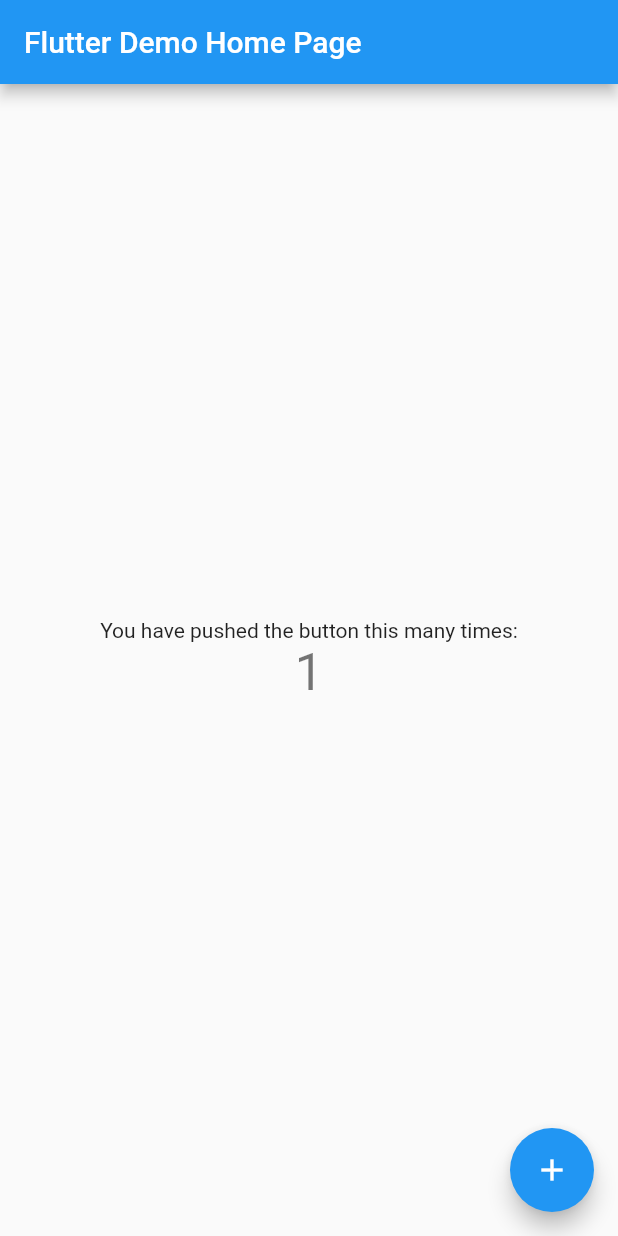
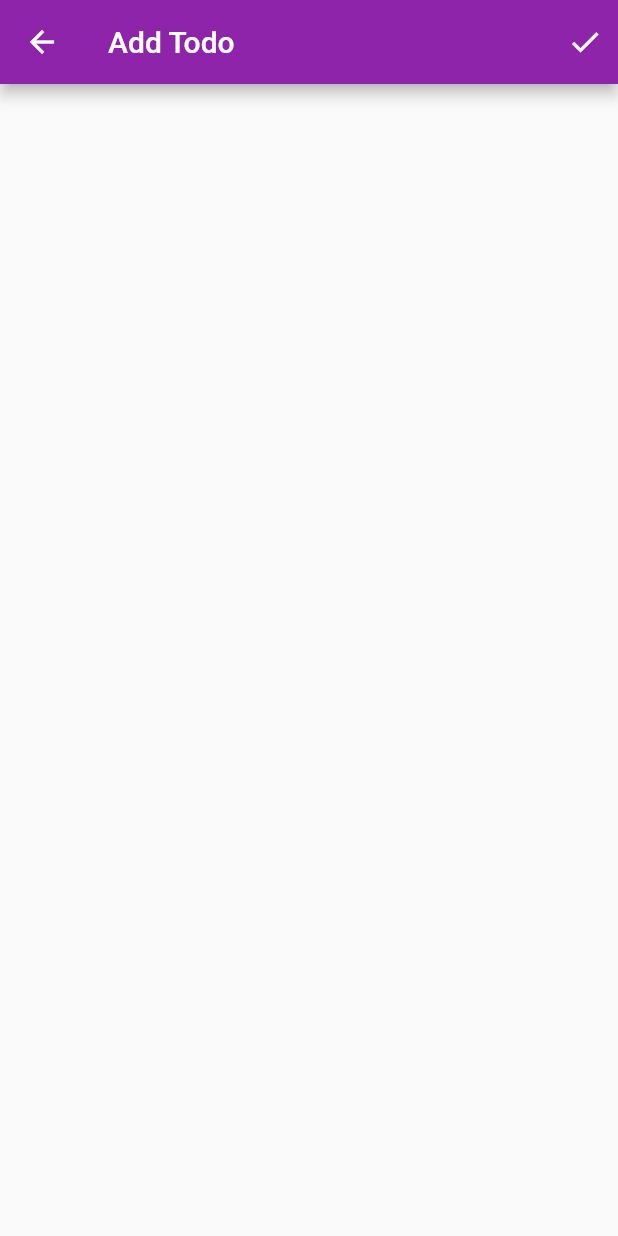
Before and after one commit to anggaaprianda04/todo_app, a Flutter app: the screen it shows after launch, after a tap on the "add" icon, on a phone screen of 412 x 824 dp. Run offline on Flutter 3.47's test engine with Material 2 defaults, Android fonts, the phone set to English and light mode, and no system bars.

Commit message:
add page todo

```diff
--- /dev/null
+++ b/todo_app/lib/add_todo_page.dart
@@ -0,0 +1,25 @@
+import 'package:flutter/material.dart';
+import 'package:flutter/src/widgets/container.dart';
+import 'package:flutter/src/widgets/framework.dart';
+
+class AddTodoPage extends StatelessWidget {
+  const AddTodoPage({super.key});
+
+  @override
+  Widget build(BuildContext context) {
+    return Scaffold(
+      appBar: AppBar(
+          backgroundColor: Colors.purple[600],
+          automaticallyImplyLeading: true,
+          title: Text('Add Todo'),
+          actions: [
+            Padding(
+              padding: const EdgeInsets.only(right: 10),
+              child: GestureDetector(
+                child: Icon(Icons.done),
+              ),
+            ),
+          ]),
+    );
+  }
+}
--- /dev/null
+++ b/todo_app/lib/home_page.dart
@@ -0,0 +1,31 @@
+import 'package:flutter/material.dart';
+import 'package:flutter/src/widgets/container.dart';
+import 'package:flutter/src/widgets/framework.dart';
+import 'package:todo_app/add_todo_page.dart';
+
+class HomePage extends StatelessWidget {
+  const HomePage({super.key});
+
+  @override
+  Widget build(BuildContext context) {
+    return Scaffold(
+      appBar: AppBar(
+        backgroundColor: Colors.purple[600],
+        title: const Text('Aplikasi Todo List Sederhana'),
+      ),
+      floatingActionButton: FloatingActionButton(
+        backgroundColor: Colors.purple[600],
+        child: Icon(
+          Icons.add,
+        ),
+        onPressed: () {
+          Navigator.push(
+              context,
+              MaterialPageRoute(
+                builder: (context) => AddTodoPage(),
+              ));
+        },
+      ),
+    );
+  }
+}
--- a/todo_app/lib/main.dart
+++ b/todo_app/lib/main.dart
@@ -1,4 +1,5 @@
 import 'package:flutter/material.dart';
+import 'package:todo_app/home_page.dart';
 
 void main() {
   runApp(const MyApp());
@@ -7,109 +8,11 @@ void main() {
 class MyApp extends StatelessWidget {
   const MyApp({super.key});
 
-  // This widget is the root of your application.
   @override
   Widget build(BuildContext context) {
-    return MaterialApp(
-      title: 'Flutter Demo',
-      theme: ThemeData(
-        // This is the theme of your application.
-        //
-        // Try running your application with "flutter run". You'll see the
-        // application has a blue toolbar. Then, without quitting the app, try
-        // changing the primarySwatch below to Colors.green and then invoke
-        // "hot reload" (press "r" in the console where you ran "flutter run",
-        // or simply save your changes to "hot reload" in a Flutter IDE).
-        // Notice that the counter didn't reset back to zero; the application
-        // is not restarted.
-        primarySwatch: Colors.blue,
-      ),
-      home: const MyHomePage(title: 'Flutter Demo Home Page'),
+    return const MaterialApp(
+      debugShowCheckedModeBanner: false,
+      home: HomePage(),
     );
   }
 }
-
-class MyHomePage extends StatefulWidget {
-  const MyHomePage({super.key, required this.title});
-
-  // This widget is the home page of your application. It is stateful, meaning
-  // that it has a State object (defined below) that contains fields that affect
-  // how it looks.
-
-  // This class is the configuration for the state. It holds the values (in this
-  // case the title) provided by the parent (in this case the App widget) and
-  // used by the build method of the State. Fields in a Widget subclass are
-  // always marked "final".
-
-  final String title;
-
-  @override
-  State<MyHomePage> createState() => _MyHomePageState();
-}
-
-class _MyHomePageState extends State<MyHomePage> {
-  int _counter = 0;
-
-  void _incrementCounter() {
-    setState(() {
-      // This call to setState tells the Flutter framework that something has
-      // changed in this State, which causes it to rerun the build method below
-      // so that the display can reflect the updated values. If we changed
-      // _counter without calling setState(), then the build method would not be
-      // called again, and so nothing would appear to happen.
-      _counter++;
-    });
-  }
-
-  @override
-  Widget build(BuildContext context) {
-    // This method is rerun every time setState is called, for instance as done
-    // by the _incrementCounter method above.
-    //
-    // The Flutter framework has been optimized to make rerunning build methods
-    // fast, so that you can just rebuild anything that needs updating rather
-    // than having to individually change instances of widgets.
-    return Scaffold(
-      appBar: AppBar(
-        // Here we take the value from the MyHomePage object that was created by
-        // the App.build method, and use it to set our appbar title.
-        title: Text(widget.title),
-      ),
-      body: Center(
-        // Center is a layout widget. It takes a single child and positions it
-        // in the middle of the parent.
-        child: Column(
-          // Column is also a layout widget. It takes a list of children and
-          // arranges them vertically. By default, it sizes itself to fit its
-          // children horizontally, and tries to be as tall as its parent.
-          //
-          // Invoke "debug painting" (press "p" in the console, choose the
-          // "Toggle Debug Paint" action from the Flutter Inspector in Android
-          // Studio, or the "Toggle Debug Paint" command in Visual Studio Code)
-          // to see the wireframe for each widget.
-          //
-          // Column has various properties to control how it sizes itself and
-          // how it positions its children. Here we use mainAxisAlignment to
-          // center the children vertically; the main axis here is the vertical
-          // axis because Columns are vertical (the cross axis would be
-          // horizontal).
-          mainAxisAlignment: MainAxisAlignment.center,
-          children: <Widget>[
-            const Text(
-              'You have pushed the button this many times:',
-            ),
-            Text(
-              '$_counter',
-              style: Theme.of(context).textTheme.headline4,
-            ),
-          ],
-        ),
-      ),
-      floatingActionButton: FloatingActionButton(
-        onPressed: _incrementCounter,
-        tooltip: 'Increment',
-        child: const Icon(Icons.add),
-      ), // This trailing comma makes auto-formatting nicer for build methods.
-    );
-  }
-}
```
